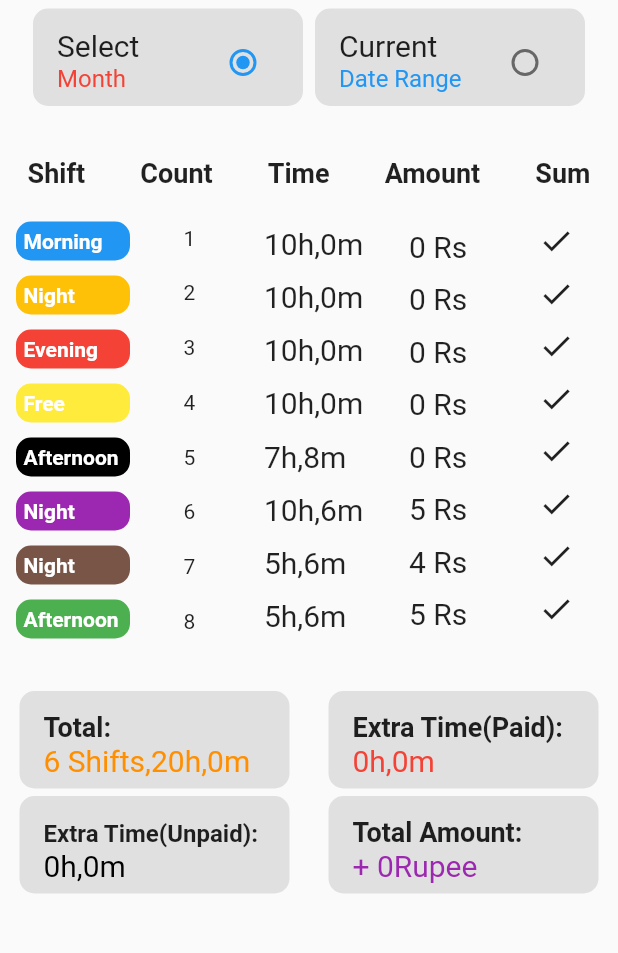
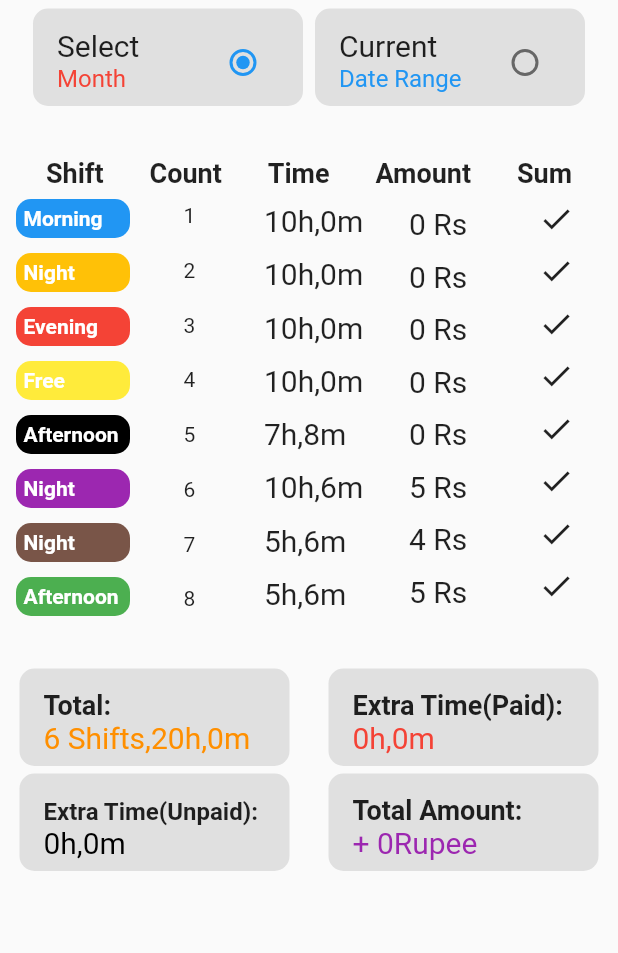
Before and after one commit to Sharan-ayush08/statistics, a Flutter app: the screen it shows after launch, on a phone screen of 412 x 824 dp, the part 137-1090 px from its top. Run offline on Flutter 3.47's test engine with Material 2 defaults, Android fonts, the phone set to English and light mode, and no system bars.

Commit message:
code Working

```diff
--- a/lib/statistics.dart
+++ b/lib/statistics.dart
@@ -147,37 +147,39 @@ class _StatisticsState extends State<Statistics> {
           SizedBox(
             height: 20.0,
           ),
+          SingleChildScrollView(
+            child: Column(
+              children: [
                 Row(
-            mainAxisAlignment: MainAxisAlignment.spaceAround,
+                  mainAxisAlignment: MainAxisAlignment.spaceEvenly,
                   children: [
                     Text(
                       "Shift",
-                style: TextStyle(fontSize: 18.0, fontWeight: FontWeight.bold),
+                      style: TextStyle(
+                          fontSize: 18.0, fontWeight: FontWeight.bold),
                     ),
                     Text(
                       "Count",
-                style: TextStyle(fontSize: 18.0, fontWeight: FontWeight.bold),
+                      style: TextStyle(
+                          fontSize: 18.0, fontWeight: FontWeight.bold),
                     ),
                     Text(
                       "Time",
-                style: TextStyle(fontSize: 18.0, fontWeight: FontWeight.bold),
+                      style: TextStyle(
+                          fontSize: 18.0, fontWeight: FontWeight.bold),
                     ),
                     Text(
                       "Amount",
-                style: TextStyle(fontSize: 18.0, fontWeight: FontWeight.bold),
+                      style: TextStyle(
+                          fontSize: 18.0, fontWeight: FontWeight.bold),
                     ),
                     Text(
                       "Sum",
-                style: TextStyle(fontSize: 18.0, fontWeight: FontWeight.bold),
+                      style: TextStyle(
+                          fontSize: 18.0, fontWeight: FontWeight.bold),
                     ),
                   ],
                 ),
-          SizedBox(
-            height: 15.0,
-          ),
-          SingleChildScrollView(
-            child: Column(
-              children: [
                 Row(
                   mainAxisAlignment: MainAxisAlignment.spaceEvenly,
                   children: [
```
Lines whose indentation alone changed are shown as unchanged.
